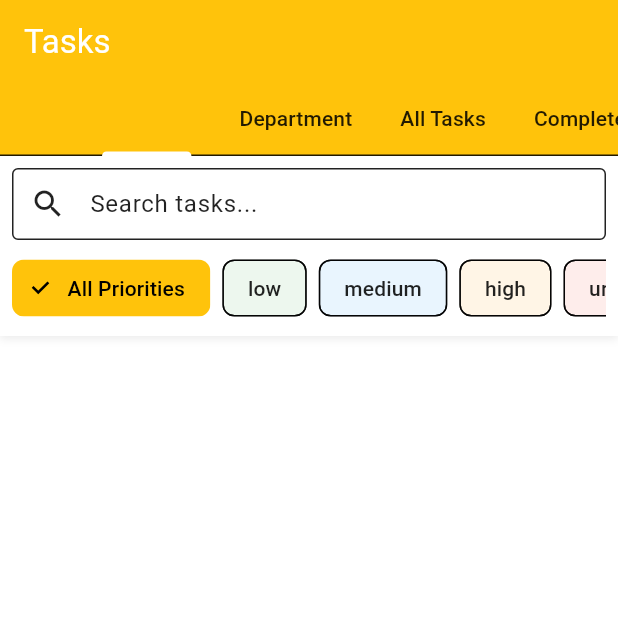
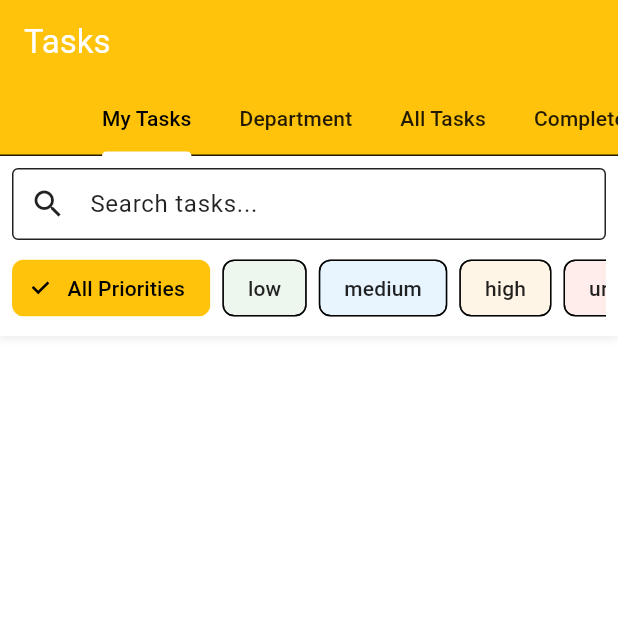
Before and after one commit to HarzaanHussain/cateredtoyou, a Flutter app: the TaskListScreen screen opened by its route, on a phone screen of 412 x 824 dp, the top half of it. Run offline on Flutter 3.47's test engine with Material 3 defaults, Android fonts, the phone set to English and light mode, and no system bars; our stand-ins replace cloud_firestore, firebase_auth, firebase_core, flutter_local_notifications, flutter_map, flutter_timezone and 6 more; missing offline and left inert: flutter_map_cancellable_tile_provider; accounts and stored records are empty.

Commit message:
Fix top toolbar having invisible white text on highlighted tab by changing tab bar colors

```diff
--- a/lib/views/tasks/task_list_screen.dart
+++ b/lib/views/tasks/task_list_screen.dart
@@ -25,6 +25,7 @@ class TaskListScreen extends StatelessWidget {
         appBar: AppBar(
           title: const Text('Tasks'),
           bottom: const TabBar(
+            labelColor: Colors.black,
             isScrollable: true,
             tabs: [
               Tab(text: 'My Tasks'),
```
